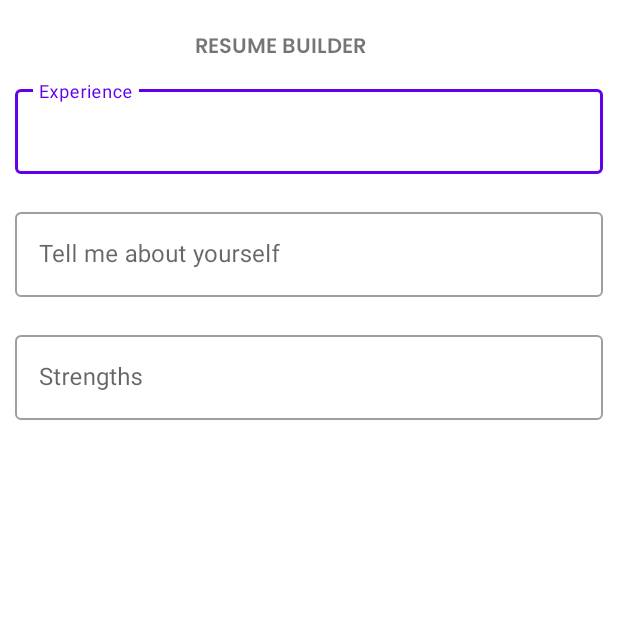
After one commit to pun33t19/Abled_Future, an Android app: the ResumeBuilder screen opened directly, with no data from a screen before it, on a phone screen of 412 x 824 dp, the top half of it. The commit adds this screen. Run offline under Robolectric (Android 15) with nearby library versions, the phone set to English and light mode, and no system bars.

Commit message:
Resume Builder

```diff
--- a/app/build.gradle
+++ b/app/build.gradle
@@ -54,4 +54,5 @@ dependencies {
     implementation platform('com.google.firebase:firebase-bom:31.2.0')
     implementation 'com.google.firebase:firebase-analytics'
     implementation 'com.google.firebase:firebase-auth'
+    implementation 'com.itextpdf:itextpdf:5.5.13'
 }
--- a/app/src/main/java/com/example/abledfuture/MainActivity.kt
+++ b/app/src/main/java/com/example/abledfuture/MainActivity.kt
@@ -8,7 +8,5 @@ class MainActivity : AppCompatActivity() {
     override fun onCreate(savedInstanceState: Bundle?) {
         super.onCreate(savedInstanceState)
         setContentView(R.layout.activity_main)
-
-
     }
 }
--- /dev/null
+++ b/app/src/main/java/com/example/abledfuture/ResumeBuilder.java
@@ -0,0 +1,199 @@
+package com.example.abledfuture;
+
+import androidx.appcompat.app.AppCompatActivity;
+import androidx.core.app.ActivityCompat;
+import androidx.core.content.ContextCompat;
+
+import android.Manifest;
+import android.content.Intent;
+import android.content.pm.PackageManager;
+import android.os.Bundle;
+import android.os.Handler;
+import android.speech.RecognitionListener;
+import android.speech.RecognizerIntent;
+import android.speech.SpeechRecognizer;
+import android.speech.tts.TextToSpeech;
+import android.util.Log;
+import android.widget.EditText;
+
+import com.google.android.material.textfield.TextInputEditText;
+import com.google.android.material.textfield.TextInputLayout;
+
+import java.util.List;
+import java.util.Locale;
+
+public class ResumeBuilder extends AppCompatActivity {
+    private SpeechRecognizer speechRecognizer;
+    private TextToSpeech tts;
+    private static final int MY_PERMISSIONS_REQUEST_RECORD_AUDIO = 1;
+    private int currentField = 0;
+    private String resume;
+    TextInputEditText experience ,tell,strengths;
+    private TextInputEditText[] fields = {experience, tell, strengths};
+    String e,t,s;
+    private String[] fieldsName = {"experience", "tell", "strengths"};
+    @Override
+    protected void onCreate(Bundle savedInstanceState) {
+        super.onCreate(savedInstanceState);
+        setContentView(R.layout.activity_resume_builder);
+        experience = findViewById(R.id.Experience);
+        tell = findViewById(R.id.Tell);
+        strengths = findViewById(R.id.strength);
+//
+//        fields[0] = findViewById(R.id.Experience);
+//        fields[1] = findViewById(R.id.Tell);
+//        fields[2] = findViewById(R.id.strength);
+//        strengths.setText("ABC");
+//
+
+        speechRecognizer = SpeechRecognizer.createSpeechRecognizer(this);
+        speechRecognizer.setRecognitionListener(new RecognitionListener() {
+            @Override
+            public void onReadyForSpeech(Bundle params) { }
+
+            @Override
+            public void onBeginningOfSpeech() { }
+
+            @Override
+            public void onRmsChanged(float rmsdB) { }
+
+            @Override
+            public void onBufferReceived(byte[] buffer) { }
+
+            @Override
+            public void onEndOfSpeech() { }
+
+            @Override
+            public void onError(int error) { }
+
+            @Override
+            public void onResults(Bundle results) {
+                List<String> result = results.getStringArrayList(SpeechRecognizer.RESULTS_RECOGNITION);
+                String text = result.get(0);
+                Log.d("SPEECH",text);
+//                fields[currentField].setText(text);
+//                experience.setText(text);
+                processResult(result);
+//                speak(text);
+//
+//                nextField();
+            }
+
+            @Override
+            public void onPartialResults(Bundle partialResults) { }
+
+            @Override
+            public void onEvent(int eventType, Bundle params) { }
+        });
+
+        tts = new TextToSpeech(this, new TextToSpeech.OnInitListener() {
+            @Override
+            public void onInit(int status) {
+                if (status == TextToSpeech.SUCCESS) {
+                    int result = tts.setLanguage(Locale.US);
+                    if (result == TextToSpeech.LANG_MISSING_DATA || result == TextToSpeech.LANG_NOT_SUPPORTED) {
+                        Log.e("TTS", "Language not supported");
+                    }
+                } else {
+                    Log.e("TTS", "Initialization failed");
+                }
+            }
+        });
+        if (ContextCompat.checkSelfPermission(this, Manifest.permission.RECORD_AUDIO) != PackageManager.PERMISSION_GRANTED) {
+            ActivityCompat.requestPermissions(this, new String[]{Manifest.permission.RECORD_AUDIO}, MY_PERMISSIONS_REQUEST_RECORD_AUDIO);
+        } else {
+            // Start recording
+
+           startListening();
+            new Handler().postDelayed(new Runnable() {
+                @Override
+                public void run() {
+                    speechRecognizer.stopListening();
+                }
+            }, 15000);
+        }
+
+
+    }
+
+    private void startListening() {
+        speak("Please speak about your "+fieldsName[currentField]+" in 10 seconds");
+        Intent intent = new Intent(RecognizerIntent.ACTION_RECOGNIZE_SPEECH);
+        intent.putExtra(RecognizerIntent.EXTRA_LANGUAGE_MODEL, RecognizerIntent.LANGUAGE_MODEL_FREE_FORM);
+        intent.putExtra(RecognizerIntent.EXTRA_PROMPT, "Speak now");
+      speechRecognizer.startListening(getIntent());
+    }
+
+    private void speak(String text) {
+        tts.speak(text, TextToSpeech.QUEUE_FLUSH, null, null);
+    }
+    private void nextField() {
+        if (currentField >= fields.length - 1) {
+            // All fields have been filled
+           Intent i = new Intent(this,Resume.class);
+            String resume = "EXPERIENCE\n" + e + "\n\n" +
+                    "STRENGTHS\n" + s + "\n\n" +
+                    "ABOUT\n" + t;
+           i.putExtra("e",e);
+            i.putExtra("s",s);
+            i.putExtra("t",t);
+
+            startActivity(i);
+//            return;
+        }
+
+        currentField++;
+//        speak("Please tell me more aboout yourself in 10 seconds");
+        speechRecognizer.startListening(getIntent());
+        new Handler().postDelayed(new Runnable() {
+            @Override
+            public void run() {
+                speechRecognizer.stopListening();
+            }
+        }, 15000);
+    }
+    private void processResult(List<String> results) {
+        // Store the input for the current field
+        String fieldInput = results.get(0);
+//        speak("You said " + fieldInput);
+//          fields[currentField].setText(fieldInput);
+//
+        Log.d("TEST",currentField+" "+fieldInput);
+
+
+        if(currentField==0)
+        {
+            experience.setText(fieldInput);
+          e = fieldInput;
+        }
+        else if(currentField==1)
+        {
+            tell = findViewById(R.id.Tell);
+            t = fieldInput;
+            tell.setText(fieldInput);
+        }
+        else {
+            s = fieldInput;
+            strengths = findViewById(R.id.strength);
+            strengths.setText(fieldInput);
+        }
+
+        // Move to the next field
+        nextField();
+    }
+
+    @Override
+    protected void onDestroy() {
+        if (speechRecognizer != null) {
+            speechRecognizer.destroy();
+        }
+        if (tts != null) {
+            tts.stop();
+            tts.shutdown();
+        }
+        super.onDestroy();
+    }
+
+
+
+}
--- a/app/src/main/res/layout/activity_main.xml
+++ b/app/src/main/res/layout/activity_main.xml
@@ -5,6 +5,7 @@
     android:layout_width="match_parent"
     android:layout_height="match_parent"
     tools:context=".MainActivity">
+
 
     <androidx.fragment.app.FragmentContainerView
 
--- /dev/null
+++ b/app/src/main/res/layout/activity_resume_builder.xml
@@ -0,0 +1,64 @@
+<?xml version="1.0" encoding="utf-8"?>
+<LinearLayout xmlns:android="http://schemas.android.com/apk/res/android"
+    xmlns:app="http://schemas.android.com/apk/res-auto"
+    xmlns:tools="http://schemas.android.com/tools"
+    android:layout_width="match_parent"
+    android:layout_height="match_parent"
+    android:orientation="vertical"
+    tools:context=".ResumeBuilder">
+    <TextView
+        android:layout_width="wrap_content"
+        android:layout_height="wrap_content"
+        android:fontFamily="@font/poppins_semibold"
+        android:layout_marginLeft="130dp"
+        android:layout_marginTop="20dp"
+        android:text="RESUME BUILDER" />
+    <com.google.android.material.textfield.TextInputLayout
+       android:id="@+id/experience"
+        android:layout_width="match_parent"
+        android:layout_height="wrap_content"
+        app:endIconMode="clear_text"
+        android:layout_margin="10dp"
+        style="@style/Widget.MaterialComponents.TextInputLayout.OutlinedBox"
+        android:hint="Experience">
+
+        <com.google.android.material.textfield.TextInputEditText
+            android:id="@+id/Experience"
+            android:layout_width="match_parent"
+            android:layout_height="wrap_content"
+            />
+
+    </com.google.android.material.textfield.TextInputLayout>
+    <com.google.android.material.textfield.TextInputLayout
+
+        android:layout_width="match_parent"
+        android:layout_height="wrap_content"
+        app:endIconMode="clear_text"
+        android:layout_margin="10dp"
+        style="@style/Widget.MaterialComponents.TextInputLayout.OutlinedBox"
+        android:hint="Tell me about yourself">
+
+        <com.google.android.material.textfield.TextInputEditText
+            android:id="@+id/Tell"
+            android:layout_width="match_parent"
+            android:layout_height="wrap_content"
+            />
+
+    </com.google.android.material.textfield.TextInputLayout>
+    <com.google.android.material.textfield.TextInputLayout
+
+        android:layout_width="match_parent"
+        android:layout_height="wrap_content"
+        app:endIconMode="clear_text"
+        android:layout_margin="10dp"
+        style="@style/Widget.MaterialComponents.TextInputLayout.OutlinedBox"
+        android:hint="Strengths">
+
+        <com.google.android.material.textfield.TextInputEditText
+            android:id="@+id/strength"
+            android:layout_width="match_parent"
+            android:layout_height="wrap_content"
+            />
+
+    </com.google.android.material.textfield.TextInputLayout>
+</LinearLayout>
--- a/app/src/main/res/layout/fragment_form_job.xml
+++ b/app/src/main/res/layout/fragment_form_job.xml
@@ -11,4 +11,6 @@
         android:layout_height="match_parent"
         android:text="@string/hello_blank_fragment" />
 
+
+
 </FrameLayout>
```
Also changed, not shown: app/src/main/AndroidManifest.xml (+20 -0 lines), app/src/main/java/com/example/abledfuture/PDFGenerator.java (added, +23 -0 lines), app/src/main/java/com/example/abledfuture/Resume.java (added, +202 -0 lines), app/src/main/res/layout/activity_resume.xml (added, +40 -0 lines), app/src/main/res/layout/fragment_meeting.xml (+6 -4 lines).
